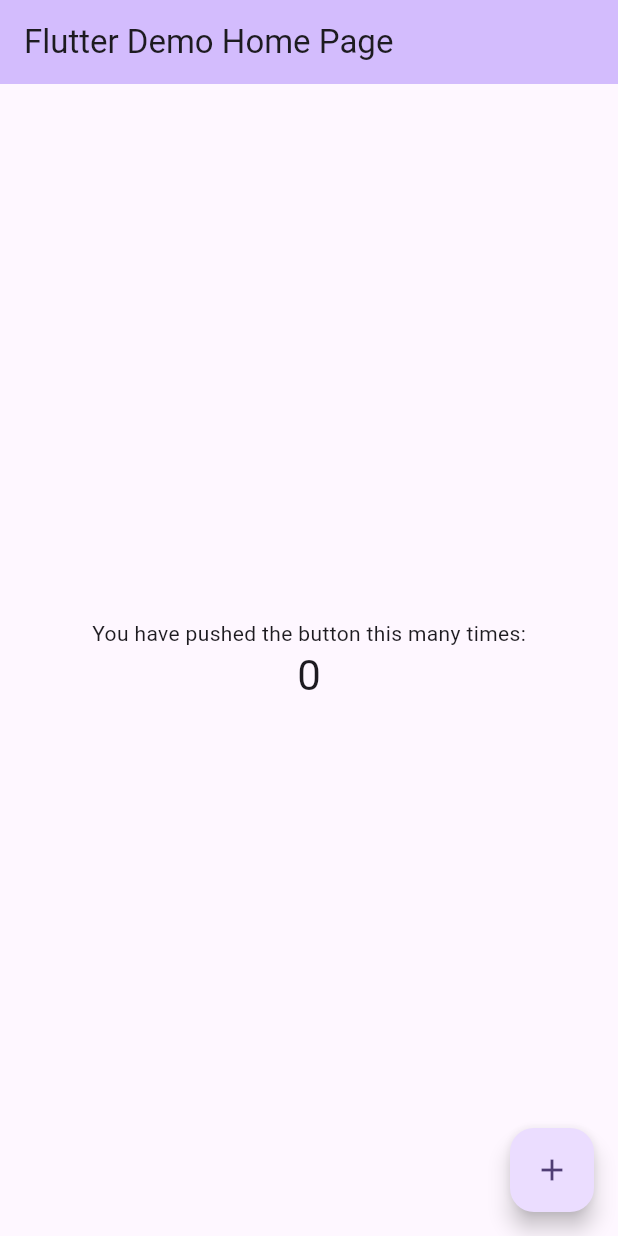
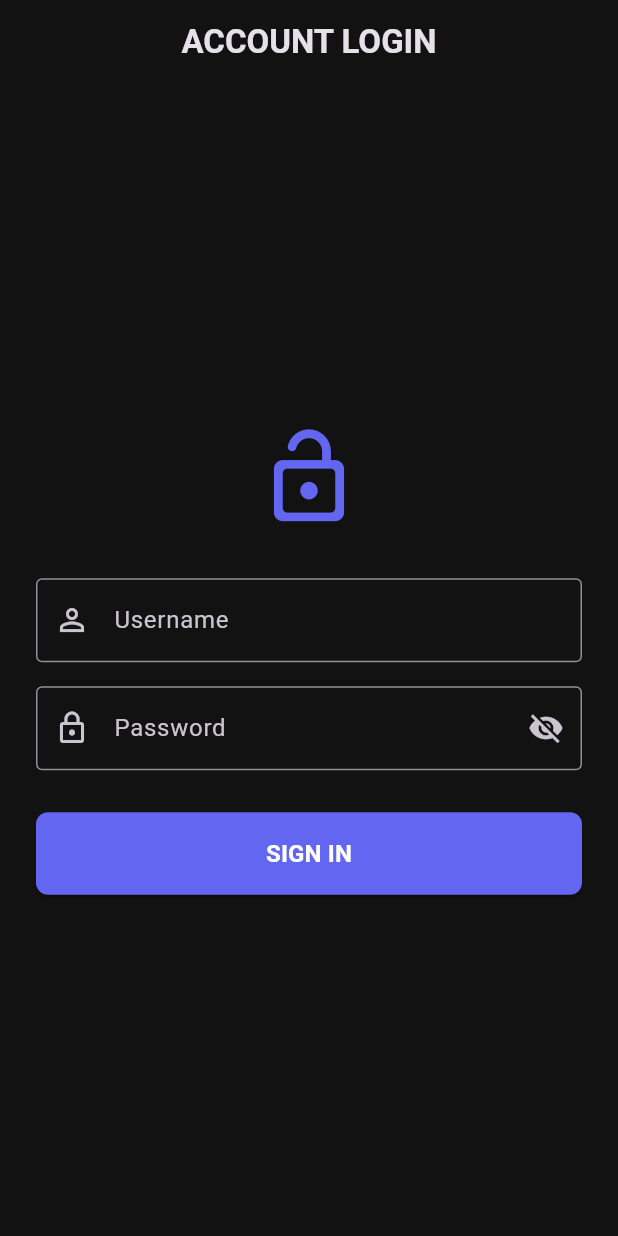
Before and after one commit to kienphanzzz/PRM393, a Flutter app: the screen it shows after launch, on a phone screen of 412 x 824 dp. Run offline on Flutter 3.47's test engine with Material 3 defaults, Android fonts, the light colour scheme and no system bars.

Commit message:
feat: complete Module 10 authentication and fix opacity warning

```diff
--- a/Lab/Lab10/lib/main.dart
+++ b/Lab/Lab10/lib/main.dart
@@ -1,4 +1,6 @@
 import 'package:flutter/material.dart';
+import 'package:http/http.dart' as http;
+import 'dart:convert';
 
 void main() {
   runApp(const MyApp());
@@ -7,116 +9,307 @@ void main() {
 class MyApp extends StatelessWidget {
   const MyApp({super.key});
 
-  // This widget is the root of your application.
   @override
   Widget build(BuildContext context) {
     return MaterialApp(
-      title: 'Flutter Demo',
-      theme: ThemeData(
-        // This is the theme of your application.
-        //
-        // TRY THIS: Try running your application with "flutter run". You'll see
-        // the application has a purple toolbar. Then, without quitting the app,
-        // try changing the seedColor in the colorScheme below to Colors.green
-        // and then invoke "hot reload" (save your changes or press the "hot
-        // reload" button in a Flutter-supported IDE, or press "r" if you used
-        // the command line to start the app).
-        //
-        // Notice that the counter didn't reset back to zero; the application
-        // state is not lost during the reload. To reset the state, use hot
-        // restart instead.
-        //
-        // This works for code too, not just values: Most code changes can be
-        // tested with just a hot reload.
-        colorScheme: .fromSeed(seedColor: Colors.deepPurple),
+      debugShowCheckedModeBanner: false,
+      title: 'FPT University - Module 10 Auth',
+      theme: ThemeData.dark().copyWith(
+        scaffoldBackgroundColor: const Color(0xFF121212),
+        primaryColor: const Color(0xFF6366F1),
       ),
-      home: const MyHomePage(title: 'Flutter Demo Home Page'),
+      home: const SplashScreen(),
     );
   }
 }
 
-class MyHomePage extends StatefulWidget {
-  const MyHomePage({super.key, required this.title});
+class FakePrefs {
+  static final Map<String, String> _storage = {};
 
-  // This widget is the home page of your application. It is stateful, meaning
-  // that it has a State object (defined below) that contains fields that affect
-  // how it looks.
+  static String? getString(String key) {
+    return _storage[key];
+  }
 
-  // This class is the configuration for the state. It holds the values (in this
-  // case the title) provided by the parent (in this case the App widget) and
-  // used by the build method of the State. Fields in a Widget subclass are
-  // always marked "final".
+  static void setString(String key, String value) {
+    _storage[key] = value;
+  }
 
-  final String title;
+  static void remove(String key) {
+    _storage.remove(key);
+  }
+}
+
+class AuthService {
+  static const String loginUrl = 'https://dummyjson.com/auth/login';
+
+  Future<String?> login(String username, String password) async {
+    try {
+      final response = await http.post(
+        Uri.parse(loginUrl),
+        headers: {'Content-Type': 'application/json'},
+        body: jsonEncode({
+          'username': username,
+          'password': password,
+        }),
+      );
+
+      if (response.statusCode == 200) {
+        final data = jsonDecode(response.body);
+        return data['accessToken'] as String;
+      } else {
+        final errorData = jsonDecode(response.body);
+        throw Exception(errorData['message'] ?? 'Sai tài khoản hoặc mật khẩu!');
+      }
+    } catch (e) {
+      throw Exception(e.toString().replaceAll('Exception: ', ''));
+    }
+  }
+}
+
+class FakeNotificationService {
+  static void showLoginNotification(BuildContext context) {
+    ScaffoldMessenger.of(context).showSnackBar(
+      SnackBar(
+        behavior: SnackBarBehavior.floating,
+        backgroundColor: const Color(0xFF6366F1),
+        duration: const Duration(seconds: 4),
+        content: Row(
+          children: [
+            const Icon(Icons.notifications_active, color: Colors.white),
+            const SizedBox(width: 12),
+            Expanded(
+              child: Column(
+                crossAxisAlignment: CrossAxisAlignment.start,
+                mainAxisSize: MainAxisSize.min,
+                children: [
+                  const Text('System Notification', style: TextStyle(fontWeight: FontWeight.bold, color: Colors.white)),
+                  Text('Login successful. Welcome back!', style: TextStyle(color: Colors.white.withOpacity(0.9), fontSize: 13)),
+                ],
+              ),
+            ),
+          ],
+        ),
+      ),
+    );
+  }
+}
+
+class SplashScreen extends StatefulWidget {
+  const SplashScreen({super.key});
 
   @override
-  State<MyHomePage> createState() => _MyHomePageState();
+  State<SplashScreen> createState() => _SplashScreenState();
 }
 
-class _MyHomePageState extends State<MyHomePage> {
-  int _counter = 0;
+class _SplashScreenState extends State<SplashScreen> {
+  @override
+  void initState() {
+    super.initState();
+    _checkUserSession();
+  }
 
-  void _incrementCounter() {
-    setState(() {
-      // This call to setState tells the Flutter framework that something has
-      // changed in this State, which causes it to rerun the build method below
-      // so that the display can reflect the updated values. If we changed
-      // _counter without calling setState(), then the build method would not be
-      // called again, and so nothing would appear to happen.
-      _counter++;
-    });
+  Future<void> _checkUserSession() async {
+    await Future.delayed(const Duration(seconds: 2));
+    String? token = FakePrefs.getString('user_token');
+
+    if (mounted) {
+      if (token != null) {
+        Navigator.pushReplacement(
+          context,
+          MaterialPageRoute(builder: (context) => const HomeScreen()),
+        );
+      } else {
+        Navigator.pushReplacement(
+          context,
+          MaterialPageRoute(builder: (context) => const LoginScreen()),
+        );
+      }
+    }
   }
 
   @override
   Widget build(BuildContext context) {
-    // This method is rerun every time setState is called, for instance as done
-    // by the _incrementCounter method above.
-    //
-    // The Flutter framework has been optimized to make rerunning build methods
-    // fast, so that you can just rebuild anything that needs updating rather
-    // than having to individually change instances of widgets.
-    return Scaffold(
-      appBar: AppBar(
-        // TRY THIS: Try changing the color here to a specific color (to
-        // Colors.amber, perhaps?) and trigger a hot reload to see the AppBar
-        // change color while the other colors stay the same.
-        backgroundColor: Theme.of(context).colorScheme.inversePrimary,
-        // Here we take the value from the MyHomePage object that was created by
-        // the App.build method, and use it to set our appbar title.
-        title: Text(widget.title),
-      ),
+    return const Scaffold(
       body: Center(
-        // Center is a layout widget. It takes a single child and positions it
-        // in the middle of the parent.
         child: Column(
-          // Column is also a layout widget. It takes a list of children and
-          // arranges them vertically. By default, it sizes itself to fit its
-          // children horizontally, and tries to be as tall as its parent.
-          //
-          // Column has various properties to control how it sizes itself and
-          // how it positions its children. Here we use mainAxisAlignment to
-          // center the children vertically; the main axis here is the vertical
-          // axis because Columns are vertical (the cross axis would be
-          // horizontal).
-          //
-          // TRY THIS: Invoke "debug painting" (choose the "Toggle Debug Paint"
-          // action in the IDE, or press "p" in the console), to see the
-          // wireframe for each widget.
-          mainAxisAlignment: .center,
+          mainAxisAlignment: MainAxisAlignment.center,
           children: [
-            const Text('You have pushed the button this many times:'),
-            Text(
-              '$_counter',
-              style: Theme.of(context).textTheme.headlineMedium,
-            ),
+            Icon(Icons.security_rounded, size: 80, color: Color(0xFF6366F1)),
+            SizedBox(height: 24),
+            CircularProgressIndicator(valueColor: AlwaysStoppedAnimation<Color>(Color(0xFF6366F1))),
           ],
         ),
-      ),
-      floatingActionButton: FloatingActionButton(
-        onPressed: _incrementCounter,
-        tooltip: 'Increment',
-        child: const Icon(Icons.add),
       ),
     );
   }
 }
+
+class LoginScreen extends StatefulWidget {
+  const LoginScreen({super.key});
+
+  @override
+  State<LoginScreen> createState() => _LoginScreenState();
+}
+
+class _LoginScreenState extends State<LoginScreen> {
+  final _formKey = GlobalKey<FormState>();
+  final _usernameController = TextEditingController();
+  final _passwordController = TextEditingController();
+  final _authService = AuthService();
+  bool _isPasswordObscured = true;
+  bool _isSubmitting = false;
+
+  Future<void> _handleLogin() async {
+    if (_formKey.currentState!.validate()) {
+      setState(() => _isSubmitting = true);
+      try {
+        String? token = await _authService.login(
+          _usernameController.text.trim(),
+          _passwordController.text.trim(),
+        );
+
+        if (token != null) {
+          FakePrefs.setString('user_token', token);
+          if (mounted) {
+            Navigator.pushReplacement(
+              context,
+              MaterialPageRoute(builder: (context) => const HomeScreen()),
+            );
+            FakeNotificationService.showLoginNotification(context);
+          }
+        }
+      } catch (e) {
+        if (mounted) {
+          ScaffoldMessenger.of(context).showSnackBar(
+            SnackBar(content: Text(e.toString()), backgroundColor: Colors.redAccent),
+          );
+        }
+      } finally {
+        if (mounted) {
+          setState(() => _isSubmitting = false);
+        }
+      }
+    }
+  }
+
+  @override
+  Widget build(BuildContext context) {
+    return Scaffold(
+      appBar: AppBar(
+        title: const Text('ACCOUNT LOGIN', style: TextStyle(fontWeight: FontWeight.bold)),
+        centerTitle: true,
+        backgroundColor: Colors.transparent,
+        elevation: 0,
+      ),
+      body: Center(
+        child: SingleChildScrollView(
+          padding: const EdgeInsets.all(24.0),
+          child: Form(
+            key: _formKey,
+            child: Column(
+              mainAxisAlignment: MainAxisAlignment.center,
+              crossAxisAlignment: CrossAxisAlignment.stretch,
+              children: [
+                const Icon(Icons.lock_open_rounded, size: 70, color: Color(0xFF6366F1)),
+                const SizedBox(height: 32),
+                TextFormField(
+                  controller: _usernameController,
+                  decoration: const InputDecoration(
+                    labelText: 'Username',
+                    prefixIcon: Icon(Icons.person_outline),
+                    border: OutlineInputBorder(),
+                  ),
+                  validator: (value) {
+                    if (value == null || value.trim().isEmpty) {
+                      return 'Username cannot be empty!';
+                    }
+                    return null;
+                  },
+                ),
+                const SizedBox(height: 16),
+                TextFormField(
+                  controller: _passwordController,
+                  obscureText: _isPasswordObscured,
+                  decoration: InputDecoration(
+                    labelText: 'Password',
+                    prefixIcon: const Icon(Icons.lock_outline),
+                    border: const OutlineInputBorder(),
+                    suffixIcon: IconButton(
+                      icon: Icon(_isPasswordObscured ? Icons.visibility_off : Icons.visibility),
+                      onPressed: () {
+                        setState(() {
+                          _isPasswordObscured = !_isPasswordObscured;
+                        });
+                      },
+                    ),
+                  ),
+                  validator: (value) {
+                    if (value == null || value.isEmpty) {
+                      return 'Password cannot be empty!';
+                    }
+                    if (value.length < 6) {
+                      return 'Password must be at least 6 characters!';
+                    }
+                    return null;
+                  },
+                ),
+                const SizedBox(height: 28),
+                ElevatedButton(
+                  style: ElevatedButton.styleFrom(
+                    backgroundColor: const Color(0xFF6366F1),
+                    foregroundColor: Colors.white,
+                    padding: const EdgeInsets.symmetric(vertical: 16),
+                    shape: RoundedRectangleBorder(borderRadius: BorderRadius.circular(8)),
+                  ),
+                  onPressed: _isSubmitting ? null : _handleLogin,
+                  child: _isSubmitting
+                      ? const SizedBox(width: 20, height: 20, child: CircularProgressIndicator(strokeWidth: 2, color: Colors.white))
+                      : const Text('SIGN IN', style: TextStyle(fontSize: 16, fontWeight: FontWeight.bold)),
+                ),
+              ],
+            ),
+          ),
+        ),
+      ),
+    );
+  }
+}
+
+class HomeScreen extends StatelessWidget {
+  const HomeScreen({super.key});
+
+  @override
+  Widget build(BuildContext context) {
+    return Scaffold(
+      appBar: AppBar(
+        title: const Text('Dashboard', style: TextStyle(fontWeight: FontWeight.bold)),
+        actions: [
+          IconButton(
+            icon: const Icon(Icons.logout_rounded, color: Colors.redAccent),
+            onPressed: () {
+              FakePrefs.remove('user_token');
+              Navigator.pushReplacement(
+                context,
+                MaterialPageRoute(builder: (context) => const LoginScreen()),
+              );
+            },
+          ),
+        ],
+        backgroundColor: Colors.transparent,
+        elevation: 0,
+      ),
+      body: const Center(
+        child: Column(
+          mainAxisAlignment: MainAxisAlignment.center,
+          children: [
+            Icon(Icons.verified_user_rounded, size: 100, color: Colors.greenAccent),
+            SizedBox(height: 16),
+            Text('Welcome to Protected Area!', style: TextStyle(fontSize: 20, fontWeight: FontWeight.bold)),
+            SizedBox(height: 8),
+            Text('Session persistent & protected path active.', style: TextStyle(color: Colors.grey)),
+          ],
+        ),
+      ),
+    );
+  }
+}
--- a/Lab/Lab10/pubspec.yaml
+++ b/Lab/Lab10/pubspec.yaml
@@ -34,6 +34,7 @@ dependencies:
   # The following adds the Cupertino Icons font to your application.
   # Use with the CupertinoIcons class for iOS style icons.
   cupertino_icons: ^1.0.8
+  http: ^1.6.0
 
 dev_dependencies:
   flutter_test:
```
Also changed, not shown: Lab/Lab10/pubspec.lock.
